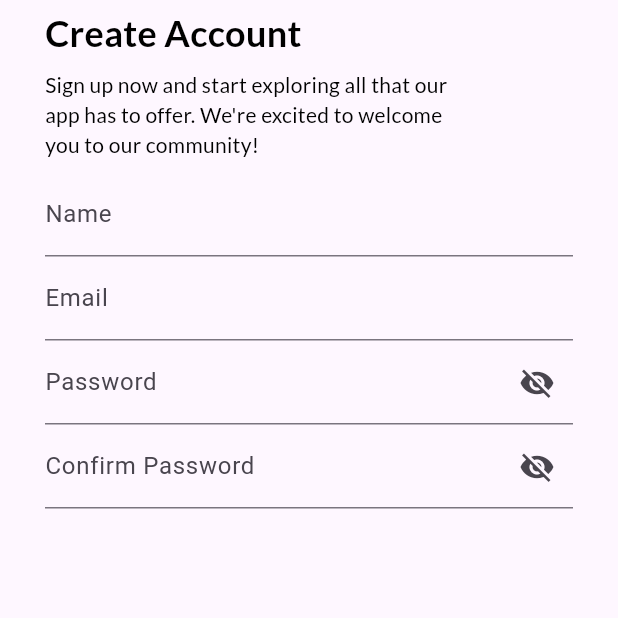
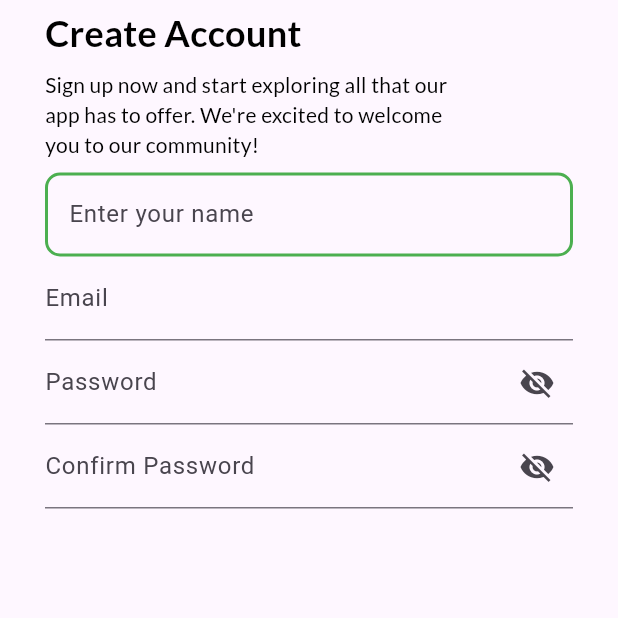
Before and after one commit to Sukhmeetsingh306/NFT_Trading, a Flutter app: the screen it shows after launch, on a phone screen of 412 x 824 dp, the top half of it. Run offline on Flutter 3.47's test engine with Material 3 defaults, Android fonts, the light colour scheme and no system bars; our stand-ins replace google_fonts.

Commit message:
the way we can change color on tap

```diff
--- a/frontend/lib/screens/signup_screen.dart
+++ b/frontend/lib/screens/signup_screen.dart
@@ -55,7 +55,19 @@ class _SignUpScreenState extends State<SignUpScreen> {
                     TextFormField(
                       controller: _nameController,
                       autovalidateMode: AutovalidateMode.onUserInteraction,
-                      decoration: InputDecoration(labelText: 'Name'),
+                      decoration: InputDecoration(
+                        enabledBorder: OutlineInputBorder(
+                          borderSide:
+                              BorderSide(color: Colors.green, width: 2.0),
+                          borderRadius: BorderRadius.circular(10.0),
+                        ),
+                        focusedBorder: OutlineInputBorder(
+                          borderSide:
+                              BorderSide(color: Colors.blue, width: 2.0),
+                          borderRadius: BorderRadius.circular(10.0),
+                        ),
+                        hintText: 'Enter your name',
+                      ),
                       validator: (value) {
                         if (value == null || value.isEmpty) {
                           return 'Please enter your name';
```
